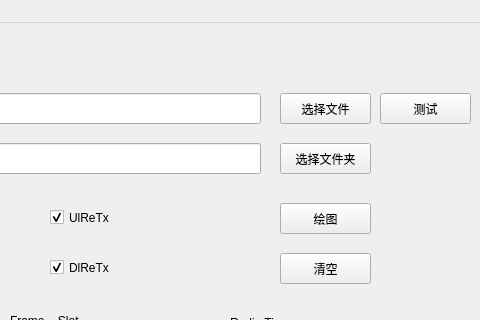
Above: Drx/DrxGUI.ui from GitUser004/hello-world before the change; both pictures show x 320 to 800 and y 0 to 320 of the 800 by 600 pixel window. Below: the same form after it.
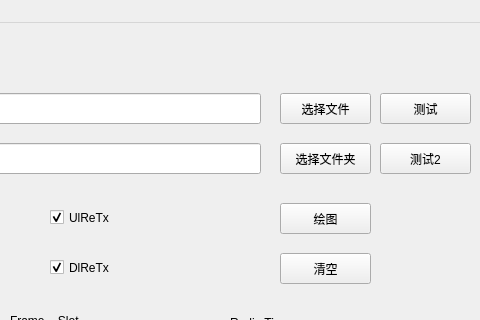
That is the form after the change.

Diff of the .ui file:
```diff
--- a/Drx/DrxGUI.ui
+++ b/Drx/DrxGUI.ui
@@ -345,6 +345,19 @@
      <number>16</number>
     </property>
    </widget>
+   <widget class="QPushButton" name="pushButton_test_2">
+    <property name="geometry">
+     <rect>
+      <x>700</x>
+      <y>120</y>
+      <width>91</width>
+      <height>31</height>
+     </rect>
+    </property>
+    <property name="text">
+     <string>测试2</string>
+    </property>
+   </widget>
   </widget>
   <widget class="QMenuBar" name="menubar">
    <property name="geometry">
```
